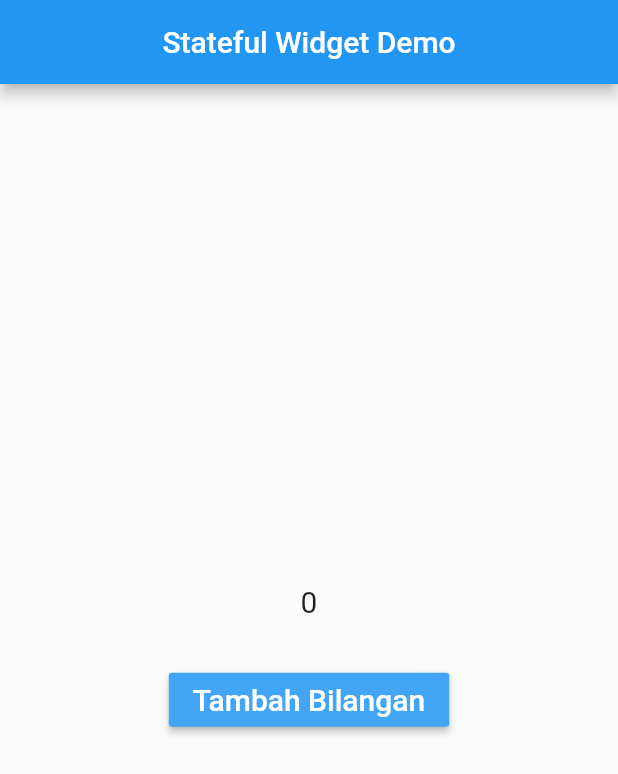
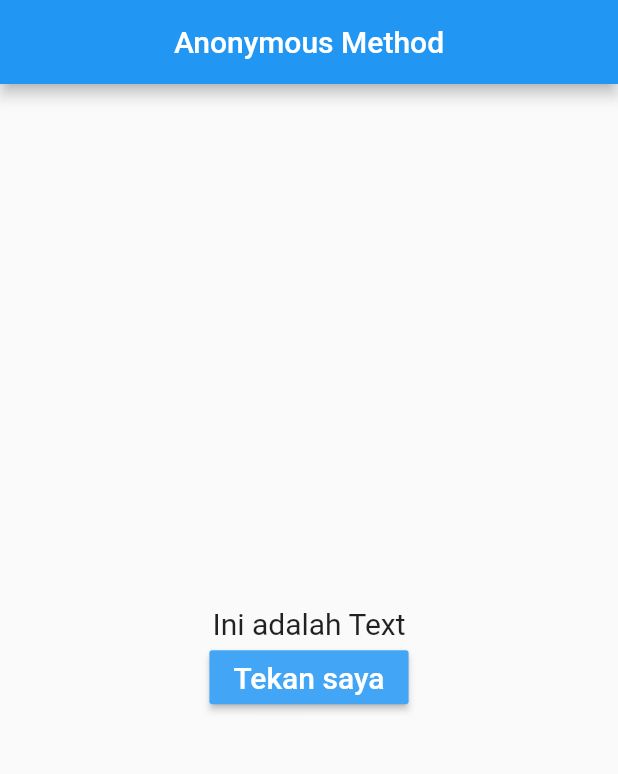
Before and after one commit to WhiteCat20/learn_flutter, a Flutter app: the screen it shows after launch, on a phone screen of 412 x 824 dp. Shown: the top 774 px of the screen. Run offline on Flutter 3.47's test engine with Material 2 defaults, Android fonts, the phone set to English and light mode, and no system bars.

Commit message:
learn how to use anonymous function in flutter

```diff
--- /dev/null
+++ b/lib/anonymousMethod.dart
@@ -0,0 +1,49 @@
+// ignore_for_file: camel_case_types, file_names, prefer_const_constructors, deprecated_member_use
+
+import 'package:flutter/material.dart';
+
+class anonymousMethod extends StatefulWidget {
+  const anonymousMethod({Key? key}) : super(key: key);
+
+  @override
+  State<anonymousMethod> createState() => _anonymousMethodState();
+}
+
+class _anonymousMethodState extends State<anonymousMethod> {
+  String message = 'Ini adalah Text';
+
+  @override
+  Widget build(BuildContext context) {
+    return MaterialApp(
+      home: Scaffold(
+        appBar: AppBar(
+          centerTitle: true,
+          title: Text('Anonymous Method'),
+        ),
+        body: Center(
+          child: Column(
+            mainAxisAlignment: MainAxisAlignment.center,
+            children: <Widget>[
+              Text(
+                message,
+                style: TextStyle(fontSize: 20),
+              ),
+              RaisedButton(
+                color: Colors.blue[400],
+                onPressed: () {
+                  setState(() {
+                    message = 'Tombol telah ditekan';
+                  });
+                },
+                child: Text(
+                  'Tekan saya',
+                  style: TextStyle(color: Colors.white, fontSize: 20),
+                ),
+              )
+            ],
+          ),
+        ),
+      ),
+    );
+  }
+}
--- a/lib/main.dart
+++ b/lib/main.dart
@@ -3,7 +3,8 @@ import 'package:flutter/material.dart';
 import 'latihan_container.dart';
 import 'selfApp.dart';
 import 'statefulWidget.dart';
+import 'anonymousMethod.dart';
 
 void main() {
-  runApp(stateful());
+  runApp(anonymousMethod());
 }
--- a/lib/statefulWidget.dart
+++ b/lib/statefulWidget.dart
@@ -1,8 +1,5 @@
 // ignore_for_file: prefer_const_constructors, camel_case_types, deprecated_member_use, file_names
-
 import 'package:flutter/material.dart';
-import 'package:flutter/src/foundation/key.dart';
-import 'package:flutter/src/widgets/framework.dart';
 
 class stateful extends StatefulWidget {
   const stateful({Key? key}) : super(key: key);
@@ -25,7 +22,7 @@ class _statefulState extends State<stateful> {
       home: Scaffold(
         appBar: AppBar(
           centerTitle: true,
-          title: Text('Stateful Widget Demo'),
+          title: Text('Counter Widget Demo'),
         ),
         body: Center(
           child: Column(
```
